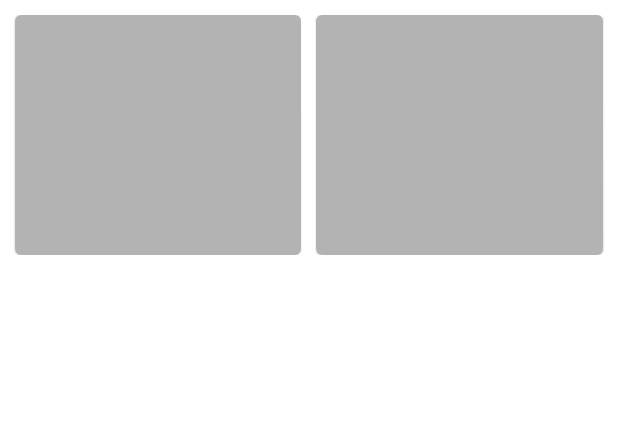
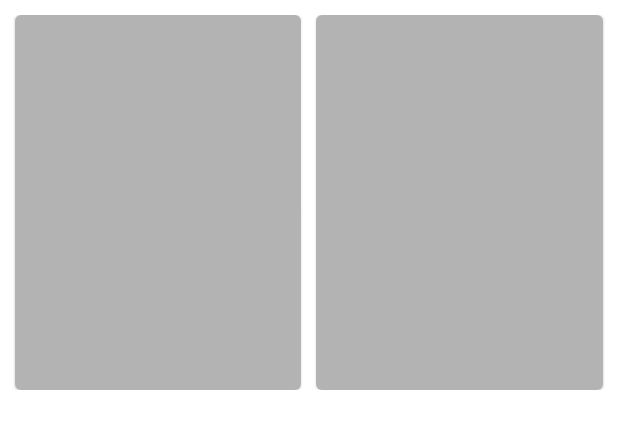
Before and after one commit to kev87ian/TvGuide, an Android app: the layout shimmer_layout.xml on its own in the app's theme, with its tools: preview values and no code run, on a phone screen of 412 x 824 dp. Shown: the top 429 px of the screen. Run offline under Robolectric (Android 15) with nearby library versions, the phone set to English and light mode, and no system bars.

Commit message:
minor touches on UI

```diff
--- a/app/src/main/java/com/kev/tvguide/view/adapters/MovieCastAdapter.kt
+++ b/app/src/main/java/com/kev/tvguide/view/adapters/MovieCastAdapter.kt
@@ -30,6 +30,7 @@ class MovieCastAdapter : RecyclerView.Adapter<MovieCastAdapter.CastViewHolder>()
 		val currentCast = differ.currentList[position]
 		with(holder){
 			binding.characterNameTv.text = currentCast.name
+			binding.characterStageName.text = currentCast.character
 			binding.characterImageView.load(Constants.BASE_POSTER_URL.plus(currentCast.profilePath)){
 				error(R.drawable.no_picture_icon)
 			}
--- a/app/src/main/java/com/kev/tvguide/view/adapters/MoviesNowPlayingAdapter.kt
+++ b/app/src/main/java/com/kev/tvguide/view/adapters/MoviesNowPlayingAdapter.kt
@@ -46,7 +46,7 @@ class MoviesNowPlayingAdapter : RecyclerView.Adapter<MoviesNowPlayingAdapter.Mov
 		}
 
 		holder.itemView.setOnClickListener {
-			val direction = TopRatedMoviesFragmentDirections.actionTopRatedMoviesFragmentToMovieDetailsFragment(currentMovie.id)
+			val direction = TopRatedMoviesFragmentDirections.actionTopRatedMoviesFragmentToMovieDetailsFragment(currentMovie?.id!!)
 			it.findNavController().navigate(direction)
 		}
 
--- a/app/src/main/java/com/kev/tvguide/view/adapters/TopRatedMoviesPagingAdapter.kt
+++ b/app/src/main/java/com/kev/tvguide/view/adapters/TopRatedMoviesPagingAdapter.kt
@@ -2,6 +2,7 @@ package com.kev.tvguide.view.adapters
 
 import android.view.LayoutInflater
 import android.view.ViewGroup
+import androidx.navigation.findNavController
 import androidx.paging.PagingDataAdapter
 import androidx.recyclerview.widget.DiffUtil
 import androidx.recyclerview.widget.RecyclerView
@@ -10,6 +11,7 @@ import com.kev.tvguide.R
 import com.kev.tvguide.databinding.MovieLayoutItemBinding
 import com.kev.tvguide.models.MovieItem
 import com.kev.tvguide.utils.Constants.Companion.BASE_POSTER_URL
+import com.kev.tvguide.view.fragments.TopRatedMoviesFragmentDirections
 
 class TopRatedMoviesPagingAdapter() :
 	PagingDataAdapter<MovieItem, TopRatedMoviesPagingAdapter.MoviesViewHolder>(diffCallBack) {
@@ -48,7 +50,8 @@ class TopRatedMoviesPagingAdapter() :
 		}
 		//navigate to movie details fragment
 		holder.itemView.setOnClickListener {
-
+		val direction = TopRatedMoviesFragmentDirections.actionTopRatedMoviesFragmentToMovieDetailsFragment(currentMovie?.id!!)
+			it.findNavController().navigate(direction)
 		}
 
 	}
--- a/app/src/main/java/com/kev/tvguide/view/adapters/UpcomingMoviesAdapter.kt
+++ b/app/src/main/java/com/kev/tvguide/view/adapters/UpcomingMoviesAdapter.kt
@@ -44,7 +44,7 @@ class UpcomingMoviesAdapter : RecyclerView.Adapter<UpcomingMoviesAdapter.MoviesV
 		}
 
 		holder.itemView.setOnClickListener {
-			val direction = TopRatedMoviesFragmentDirections.actionTopRatedMoviesFragmentToMovieDetailsFragment(currentMovie.id)
+			val direction = TopRatedMoviesFragmentDirections.actionTopRatedMoviesFragmentToMovieDetailsFragment(currentMovie?.id!!)
 			it.findNavController().navigate(direction)
 		}
 	}
--- a/app/src/main/res/layout/shimmer_layout.xml
+++ b/app/src/main/res/layout/shimmer_layout.xml
@@ -13,121 +13,123 @@
         android:layout_weight="1"
         android:layout_marginLeft="10dp">
 
+
         <LinearLayout
             android:layout_width="match_parent"
             android:layout_height="wrap_content"
+            android:background="#B3B3B3"
             android:orientation="vertical">
 
-            <FrameLayout
-                android:layout_width="match_parent"
-                android:background="#B3B3B3"
-                android:layout_height="160dp">
+
+
+            <ImageView
+                android:id="@+id/cv_iv_movie_poster"
+                android:layout_width="200dp"
+                android:adjustViewBounds="true"
+                android:layout_height="250dp"
+                android:scaleType="fitXY"
+
+                />
+
+
+
+            <!--  <TextView
+                  android:id="@+id/cv_movie_title"
+                  android:layout_width="wrap_content"
+                  android:layout_height="wrap_content"
+                  android:layout_marginTop="2dp"
+                  android:layout_marginStart="4dp"
+                  android:textSize="16sp"
+                  android:maxLines="1"
+                  android:ellipsize="end"/>
+
+              <TextView
+                  android:id="@+id/cv_movie_release_date"
+                  android:layout_width="wrap_content"
+                  android:layout_height="wrap_content"
+                  android:layout_marginStart="4dp"
+                  android:maxLength="4"
+                  android:textSize="12sp"/>
+
+              <TextView
+                  android:layout_width="wrap_content"
+                  android:layout_height="wrap_content"
+                  android:id="@+id/cvMovieRating"
+                  android:layout_marginTop="2dp"
+                  android:textSize="12sp"
+                  android:textStyle="italic"
+                  android:layout_marginBottom="4dp"
+                  android:layout_marginStart="4dp"
+                  />
+
+      -->
+        </LinearLayout>
+
+
+    </com.google.android.material.card.MaterialCardView>
+
+    <com.google.android.material.card.MaterialCardView
+        android:layout_width="0dp"
+        android:layout_marginStart="10dp"
+        android:layout_marginEnd="10dp"
+        android:layout_height="wrap_content"
+        android:layout_weight="1"
+        android:layout_marginLeft="10dp">
+
+
+        <LinearLayout
+            android:layout_width="match_parent"
+            android:background="#B3B3B3"
+            android:layout_height="wrap_content"
+            android:orientation="vertical">
+
 
                 <ImageView
-                    android:id="@+id/leftMoviePosterImageView"
-                    android:layout_width="match_parent"
-                    android:layout_height="match_parent"
-                    android:contentDescription="@null"
-                    android:scaleType="centerCrop"/>
+                    android:id="@+id/cv_iv_movie_posterr"
+                    android:layout_width="200dp"
+                    android:adjustViewBounds="true"
+                    android:layout_height="250dp"
+                    android:scaleType="fitXY"
 
-                <TextView
-                    android:id="@+id/leftMovieRatingTextView"
-                    android:layout_width="wrap_content"
-                    android:layout_height="wrap_content"
-                    android:layout_gravity="end|bottom"
-                    android:layout_marginBottom="10dp"
-                    android:layout_marginEnd="10dp"
-                    android:textColor="#fff"
-                    android:textSize="13sp" android:layout_marginRight="10dp"/>
+                    />
 
-            </FrameLayout>
 
-<!--
-            <TextView
-                android:id="@+id/leftMovieTitleTextView"
-                android:layout_width="match_parent"
-                android:layout_height="wrap_content"
-                android:layout_margin="10dp"
-                android:background="#B3B3B3"
-                android:textColor="#BDBDBD"
-                android:textSize="14sp"
-                android:textStyle="bold"/>
-            <TextView
-                android:id="@+id/leftMovieReleaseTextView"
-                android:layout_width="match_parent"
-                android:layout_height="wrap_content"
-                android:layout_margin="10dp"
-                android:background="#B3B3B3"
-                android:textColor="#BDBDBD"
-                android:textSize="14sp"
-                android:textStyle="bold"/>
--->
 
+            <!--  <TextView
+                  android:id="@+id/cv_movie_title"
+                  android:layout_width="wrap_content"
+                  android:layout_height="wrap_content"
+                  android:layout_marginTop="2dp"
+                  android:layout_marginStart="4dp"
+                  android:textSize="16sp"
+                  android:maxLines="1"
+                  android:ellipsize="end"/>
+
+              <TextView
+                  android:id="@+id/cv_movie_release_date"
+                  android:layout_width="wrap_content"
+                  android:layout_height="wrap_content"
+                  android:layout_marginStart="4dp"
+                  android:maxLength="4"
+                  android:textSize="12sp"/>
+
+              <TextView
+                  android:layout_width="wrap_content"
+                  android:layout_height="wrap_content"
+                  android:id="@+id/cvMovieRating"
+                  android:layout_marginTop="2dp"
+                  android:textSize="12sp"
+                  android:textStyle="italic"
+                  android:layout_marginBottom="4dp"
+                  android:layout_marginStart="4dp"
+                  />
+
+      -->
         </LinearLayout>
+
 
     </com.google.android.material.card.MaterialCardView>
 
 
-    <com.google.android.material.card.MaterialCardView
-        android:layout_width="0dp"
-        android:layout_height="wrap_content"
-        android:layout_marginStart="10dp"
-        android:layout_marginEnd="10dp"
-        android:layout_weight="1">
-
-        <LinearLayout
-            android:layout_width="match_parent"
-            android:layout_height="wrap_content"
-            android:orientation="vertical">
-
-            <FrameLayout
-                android:layout_width="match_parent"
-                android:background="#B3B3B3"
-                android:layout_height="160dp">
-
-                <ImageView
-                    android:id="@+id/rightMoviePosterImageView"
-                    android:layout_width="match_parent"
-                    android:layout_height="match_parent"
-                    android:contentDescription="@null"
-                    android:scaleType="centerCrop"/>
-
-                <TextView
-                    android:id="@+id/rightMovieRatingTextView"
-                    android:layout_width="wrap_content"
-                    android:layout_height="wrap_content"
-                    android:layout_gravity="end|bottom"
-                    android:layout_marginBottom="10dp"
-                    android:layout_marginEnd="10dp"
-                    android:textColor="#fff"
-                    android:textSize="13sp" android:layout_marginRight="10dp"/>
-
-            </FrameLayout>
-
-<!--
-            <TextView
-                android:id="@+id/rightMovieTitleTextView"
-                android:layout_width="match_parent"
-                android:layout_height="wrap_content"
-                android:layout_margin="10dp"
-                android:background="#B3B3B3"
-                android:textColor="#BDBDBD"
-                android:textSize="14sp"
-                android:textStyle="bold"/>
-
-            <TextView
-                android:id="@+id/rightMovieReleaseTextView"
-                android:layout_width="match_parent"
-                android:layout_height="wrap_content"
-                android:layout_margin="10dp"
-                android:background="#B3B3B3"
-                android:textColor="#BDBDBD"
-                android:textSize="14sp"
-                android:textStyle="bold"/>
--->
-
-        </LinearLayout>
-
-    </com.google.android.material.card.MaterialCardView>
 
 </LinearLayout>
--- a/app/src/main/res/navigation/movies_nav_graph.xml
+++ b/app/src/main/res/navigation/movies_nav_graph.xml
@@ -22,5 +22,9 @@
         <argument
             android:name="movieID"
             app:argType="integer" />
+
+        <action
+            android:id="@+id/action_MovieDetailsFragmentToMovieDetailsFragment"
+            app:destination="@id/movieDetailsFragment"/>
     </fragment>
 </navigation>
```
Also changed, not shown: app/build.gradle (+4 -5 lines), app/src/main/java/com/kev/tvguide/models/MovieItem.kt (+14 -12 lines), app/src/main/java/com/kev/tvguide/view/MainActivity.kt (+18 -0 lines), app/src/main/java/com/kev/tvguide/view/adapters/SimilarMoviesAdapter.kt (+8 -1 lines), app/src/main/java/com/kev/tvguide/view/fragments/MovieDetailsFragment.kt (+6 -1 lines), app/src/main/res/layout/cast_layout_item.xml (+10 -1 lines), app/src/main/res/layout/fragment_movie_details.xml (+13 -8 lines).
